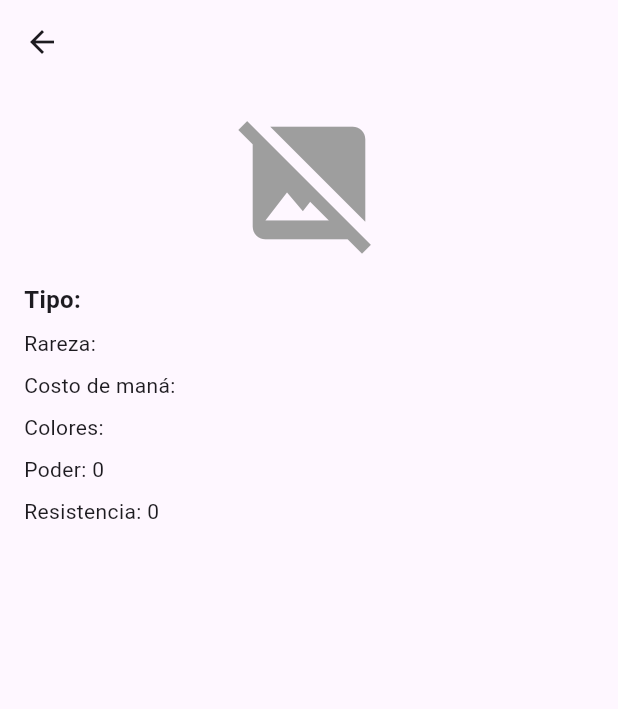
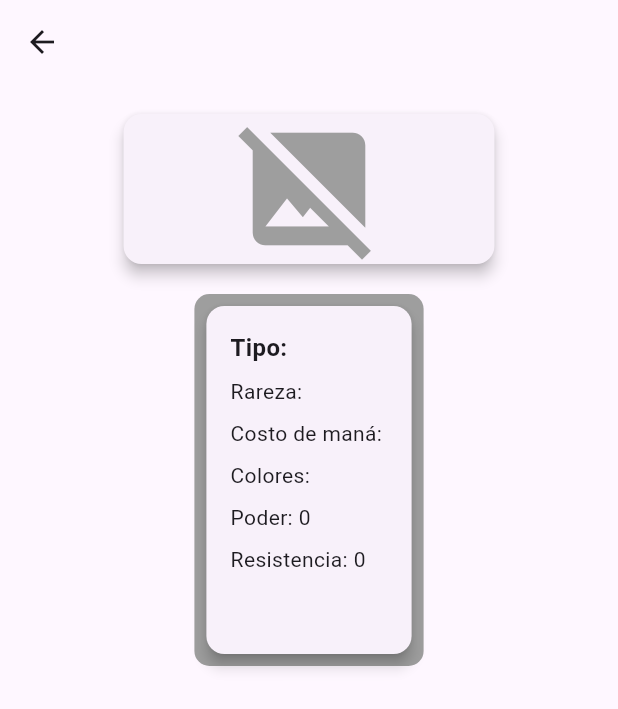
Before and after one commit to pos7t0/Magic_Maze, a Flutter app: the InfoCard screen opened directly with empty values, on a phone screen of 412 x 824 dp. Shown: the top 709 px of the screen. Run offline on Flutter 3.47's test engine with Material 3 defaults, Android fonts, the phone set to English and light mode, and no system bars; our stand-ins replace flutter_svg, sqflite; accounts and stored records are empty.

Commit message:
boceto de diseño
diseño de las pantallas de
home, RandomDeck, info

```diff
--- a/magic_maze/lib/pages/infoCard.dart
+++ b/magic_maze/lib/pages/infoCard.dart
@@ -2,9 +2,51 @@ import 'package:flutter/material.dart';
 import 'package:magic_maze/models/magic_card.dart';
 
 class InfoCard extends StatelessWidget {
-  final MagicCard card; // Carta a mostrar
+  final MagicCard card;
 
   const InfoCard({super.key, required this.card});
+
+  Decoration _getCardBackground(List<String> colors) {
+    if (colors.isEmpty) {
+      return const BoxDecoration(
+        color: Colors.grey,
+        borderRadius: BorderRadius.all(Radius.circular(10)),
+      );
+    }
+
+    if (colors.length == 1) {
+      return BoxDecoration(
+        color: _getColor(colors[0]),
+        borderRadius: const BorderRadius.all(Radius.circular(10)),
+      );
+    }
+
+    return BoxDecoration(
+      gradient: LinearGradient(
+        colors: colors.map(_getColor).toList(),
+        begin: Alignment.topLeft,
+        end: Alignment.bottomRight,
+      ),
+      borderRadius: const BorderRadius.all(Radius.circular(10)),
+    );
+  }
+
+  Color _getColor(String colorInitial) {
+    switch (colorInitial.toLowerCase()) {
+      case 'w':
+        return const Color.fromARGB(255, 255, 255, 185);
+      case 'u':
+        return Colors.blue;
+      case 'b':
+        return Colors.black;
+      case 'r':
+        return Colors.red;
+      case 'g':
+        return Colors.green;
+      default:
+        return Colors.grey;
+    }
+  }
 
   @override
   Widget build(BuildContext context) {
@@ -12,54 +54,115 @@ class InfoCard extends StatelessWidget {
       appBar: AppBar(
         title: Text(card.name),
       ),
-      body: Padding(
+      body: SingleChildScrollView(
+        child: Padding(
           padding: const EdgeInsets.all(16.0),
           child: Column(
-          crossAxisAlignment: CrossAxisAlignment.start,
+            crossAxisAlignment: CrossAxisAlignment.center,
             children: [
-            // Manejo de la imagen de la carta
+              // Card para la imagen
               Center(
+                child: Card(
+                  elevation: 4,
+                  shape: RoundedRectangleBorder(
+                    borderRadius: BorderRadius.circular(12),
+                  ),
+                  child: SizedBox(
+                    width: MediaQuery.of(context).size.width * 0.6,
+                    child: ClipRRect(
+                      borderRadius: BorderRadius.circular(12),
                       child: card.imageUrl.isNotEmpty
                           ? Image.network(
                               card.imageUrl,
+                              fit: BoxFit.contain,
+                              loadingBuilder: (context, child, loadingProgress) {
+                                if (loadingProgress == null) {
+                                  return child;
+                                }
+                                return Container(
+                                  color: Colors.grey[200],
+                                  child: const Center(
+                                    child: CircularProgressIndicator(),
+                                  ),
                                   height: 200,
+                                );
+                              },
                               errorBuilder: (context, error, stackTrace) {
                                 return const Icon(
                                   Icons.broken_image,
                                   size: 100,
                                   color: Colors.grey,
-                        ); // Muestra un ícono si no se puede cargar la imagen
+                                );
                               },
                             )
                           : const Icon(
                               Icons.image_not_supported,
                               size: 100,
                               color: Colors.grey,
-                    ), // Ícono si la URL está vacía
+                            ),
+                    ),
+                  ),
+                ),
               ),
               const SizedBox(height: 16),
 
-            // Información de la carta
+              // Card para la información con estilo de contorno
+              Container(
+                decoration: _getCardBackground(card.colors),
+                padding: const EdgeInsets.all(4), // Margen para el contorno
+                child: Card(
+                  elevation: 4,
+                  shape: RoundedRectangleBorder(
+                    borderRadius: BorderRadius.circular(12),
+                  ),
+                  child: Padding(
+                    padding: const EdgeInsets.all(16.0),
+                    child: Column(
+                      crossAxisAlignment: CrossAxisAlignment.start,
+                      children: [
                         Text(
                           'Tipo: ${card.type}',
                           style: const TextStyle(fontSize: 16, fontWeight: FontWeight.bold),
+                          softWrap: true,
                         ),
                         const SizedBox(height: 8),
-            Text('Rareza: ${card.rarity}'),
+                        Text(
+                          'Rareza: ${card.rarity}',
+                          softWrap: true,
+                        ),
                         const SizedBox(height: 8),
-            Text('Costo de maná: ${card.manaCost}'),
+                        Text(
+                          'Costo de maná: ${card.manaCost}',
+                          softWrap: true,
+                        ),
                         const SizedBox(height: 8),
-            Text('Colores: ${card.colors.join(", ")}'),
+                        Text(
+                          'Colores: ${card.colors.join(", ")}',
+                          softWrap: true,
+                        ),
                         const SizedBox(height: 8),
-            Text('Poder: ${card.power}'),
+                        Text(
+                          'Poder: ${card.power}',
+                          softWrap: true,
+                        ),
                         const SizedBox(height: 8),
-            Text('Resistencia: ${card.toughness}'),
+                        Text(
+                          'Resistencia: ${card.toughness}',
+                          softWrap: true,
+                        ),
                         const SizedBox(height: 16),
                         Text(
                           card.text,
                           style: const TextStyle(fontSize: 14, color: Colors.black54),
+                          softWrap: true,
                         ),
                       ],
+                    ),
+                  ),
+                ),
+              ),
+            ],
+          ),
         ),
       ),
     );
--- a/magic_maze/pubspec.yaml
+++ b/magic_maze/pubspec.yaml
@@ -68,6 +68,10 @@ flutter:
   assets:
      - assets/images/Logo.png
      - assets/icons/Prueba.svg
+     - assets/icons/BarajaRandom.svg
+     - assets/icons/CardRandom.svg
+     - assets/icons/CardSave.svg
+     - assets/icons/Save.svg
   #   - images/a_dot_ham.jpeg
 
   # An image asset can refer to one or more resolution-specific "variants", see
```
Also changed, not shown: magic_maze/lib/pages/MyhomePage.dart (+23 -15 lines), magic_maze/lib/pages/randomDeckPage.dart (+10 -3 lines), magic_maze/assets/icons/BarajaRandom.svg (added), magic_maze/assets/icons/CardRandom.svg (added), magic_maze/assets/icons/CardSave.svg (added), magic_maze/assets/icons/Save.svg (added). Lines whose indentation alone changed are shown as unchanged.
